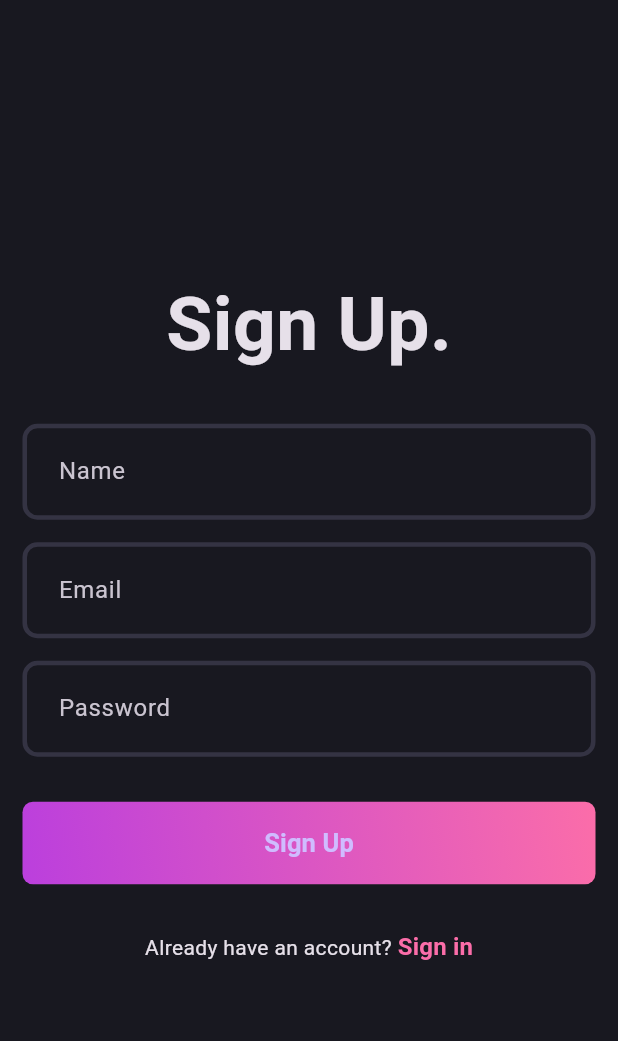
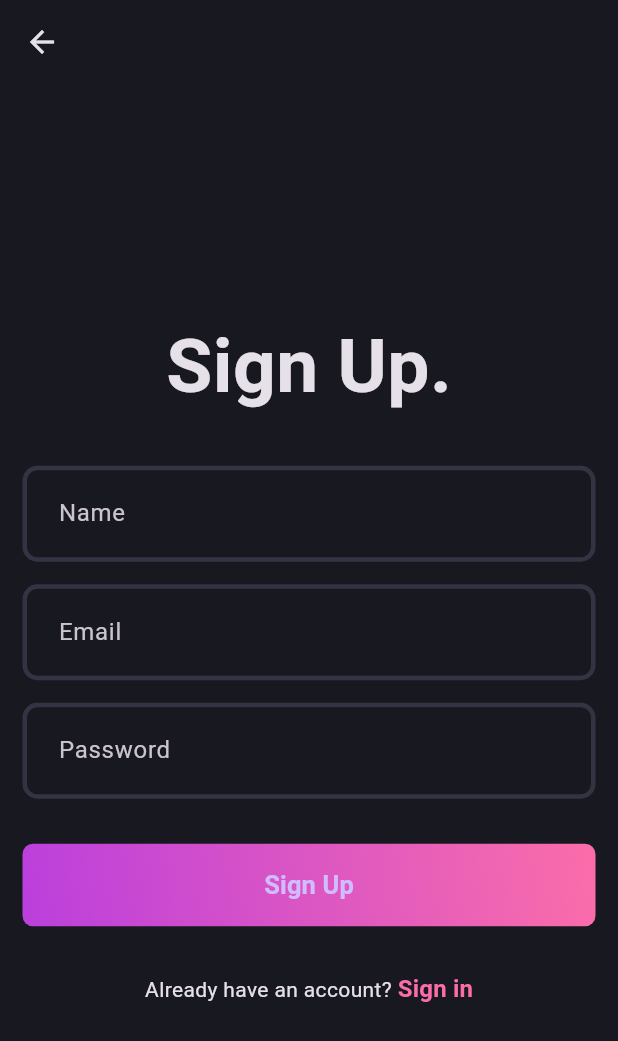
Before and after one commit to raunaknsingh/BlogApp, a Flutter app: the SignupPage screen opened directly, on a phone screen of 412 x 824 dp. Shown: the top 1041 px of the screen. Run offline on Flutter 3.47's test engine with Material 3 defaults, Android fonts, the light colour scheme and no system bars.

Commit message:
Added navigation from SignUp to Sign in and Sign in to sign up pages.

```diff
--- a/lib/core/app_theme.dart
+++ b/lib/core/app_theme.dart
@@ -18,5 +18,8 @@ class AppTheme {
       focusedBorder: _border(AppPallete.gradient2),
       enabledBorder: _border(),
     ),
+    appBarTheme: const AppBarTheme(
+      backgroundColor: AppPallete.backgroundColor
+    )
   );
 }
--- a/lib/features/auth/presentation/screens/signup_page.dart
+++ b/lib/features/auth/presentation/screens/signup_page.dart
@@ -1,9 +1,15 @@
 import 'package:blog_app/core/app_pallete.dart';
+import 'package:blog_app/features/auth/presentation/screens/signin_page.dart';
 import 'package:blog_app/features/auth/presentation/widgets/auth_field.dart';
 import 'package:blog_app/features/auth/presentation/widgets/auth_gradient_button.dart';
 import 'package:flutter/material.dart';
 
 class SignupPage extends StatefulWidget {
+
+  static route() => MaterialPageRoute(
+    builder: (context) => const SignupPage(),
+  );
+
   const SignupPage({super.key});
 
   @override
@@ -28,6 +34,7 @@ class _SignupPageState extends State<SignupPage> {
   @override
   Widget build(BuildContext context) {
     return Scaffold(
+      appBar: AppBar(),
       body: Padding(
         padding: const EdgeInsets.all(15.0),
         child: Form(
@@ -73,7 +80,14 @@ class _SignupPageState extends State<SignupPage> {
               const SizedBox(
                 height: 30,
               ),
-              RichText(
+              GestureDetector(
+                  onTap: () {
+                    Navigator.push(
+                      context,
+                      SigninPage.route(),
+                    );
+                  },
+                child: RichText(
                   text: TextSpan(
                     text: 'Already have an account? ',
                     style: Theme.of(context).textTheme.bodyMedium,
@@ -88,6 +102,7 @@ class _SignupPageState extends State<SignupPage> {
                     ],
                   ),
                 ),
+              ),
             ],
           ),
         ),
```
Also changed, not shown: lib/features/auth/presentation/screens/signin_page.dart (+21 -4 lines). Lines whose indentation alone changed are shown as unchanged.
